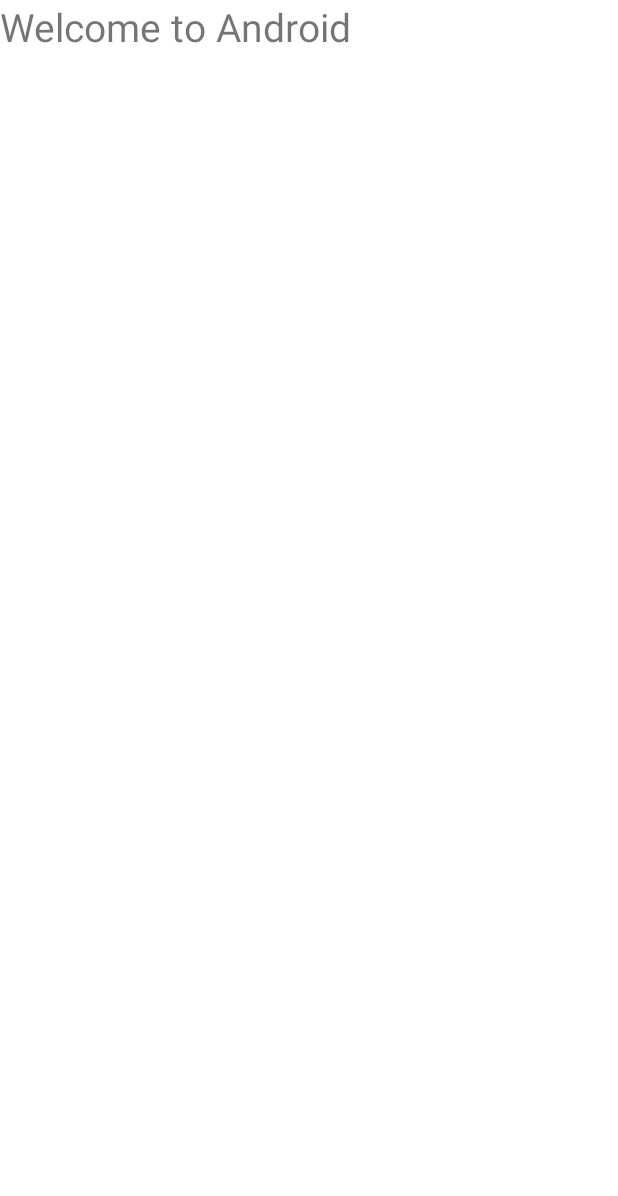
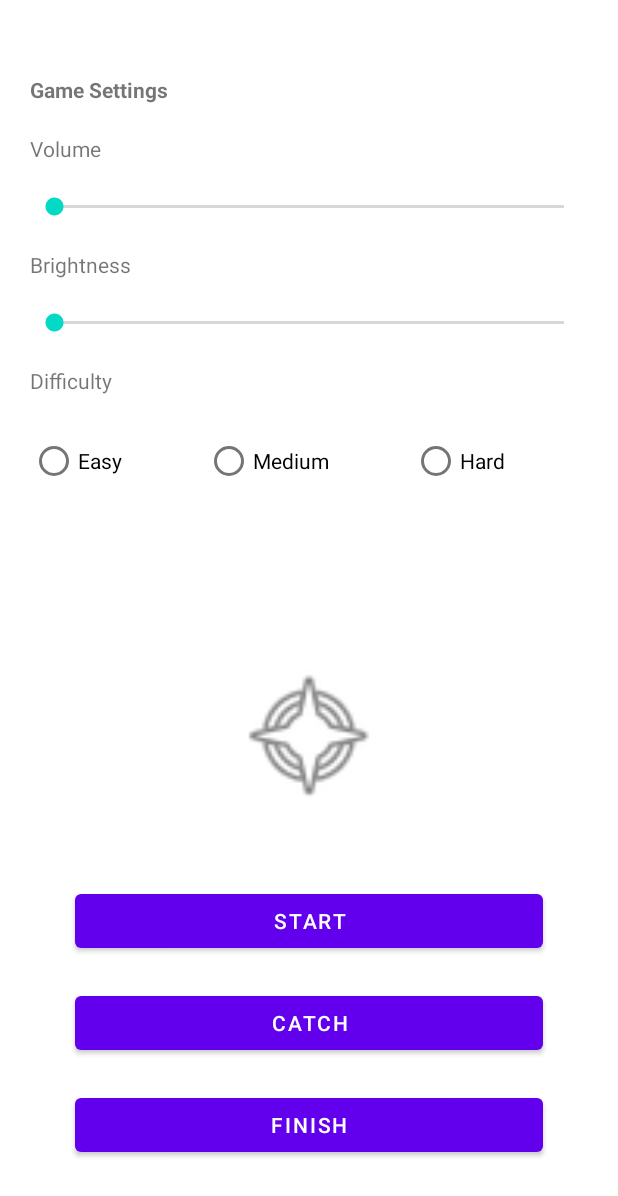
Before and after one commit to ATixonov/AndroidStartProject, an Android app: the layout second_layout.xml on its own in the app's theme, with its tools: preview values and no code run, on a phone screen of 412 x 824 dp. Shown: the top 1196 px of the screen. Run offline under Robolectric (Android 15) with nearby library versions, the phone set to English and light mode, and no system bars.

Commit message:
RelativeLayout example

```diff
--- a/app/src/main/res/layout/second_layout.xml
+++ b/app/src/main/res/layout/second_layout.xml
@@ -1,13 +1,176 @@
 <?xml version="1.0" encoding="utf-8"?>
-<androidx.constraintlayout.widget.ConstraintLayout
-    xmlns:android="http://schemas.android.com/apk/res/android"
+<RelativeLayout xmlns:android="http://schemas.android.com/apk/res/android"
+    xmlns:app="http://schemas.android.com/apk/res-auto"
+    xmlns:tools="http://schemas.android.com/tools"
     android:layout_width="match_parent"
     android:layout_height="match_parent">
 
-    <TextView
+    <!--<TextView
         android:id="@+id/header"
+        android:layout_width="0dp"
+        android:layout_height="0dp"
         android:text="Welcome to Android"
         android:textSize="26sp"
+        app:layout_constraintBottom_toBottomOf="parent"
+        app:layout_constraintEnd_toEndOf="parent"
+        app:layout_constraintStart_toStartOf="parent"
+        app:layout_constraintTop_toTopOf="parent" />-->
+
+    <TextView
+        android:id="@+id/textView"
+        android:layout_width="387dp"
+        android:layout_height="wrap_content"
+        android:layout_alignParentStart="true"
+        android:layout_alignParentTop="true"
+        android:layout_alignParentEnd="true"
+        android:layout_marginStart="20dp"
+        android:layout_marginTop="50dp"
+        android:layout_marginEnd="20dp"
+        android:text="Game Settings"
+        android:textStyle="bold" />
+
+    <TextView
+        android:id="@+id/textView2"
         android:layout_width="match_parent"
-        android:layout_height="match_parent"/>
-</androidx.constraintlayout.widget.ConstraintLayout>
+        android:layout_height="wrap_content"
+        android:layout_below="@+id/textView"
+        android:layout_alignStart="@+id/textView"
+        android:layout_alignEnd="@+id/textView"
+        android:layout_marginStart="0dp"
+        android:layout_marginTop="20dp"
+        android:layout_marginEnd="0dp"
+        android:text="Volume" />
+
+    <TextView
+        android:id="@+id/textView3"
+        android:layout_width="match_parent"
+        android:layout_height="wrap_content"
+        android:layout_below="@+id/seekBar"
+        android:layout_alignStart="@+id/textView"
+        android:layout_alignEnd="@+id/textView"
+        android:layout_marginStart="0dp"
+        android:layout_marginTop="20dp"
+        android:layout_marginEnd="0dp"
+        android:text="Brightness" />
+
+    <TextView
+        android:id="@+id/textView4"
+        android:layout_width="match_parent"
+        android:layout_height="wrap_content"
+        android:layout_below="@+id/seekBar2"
+        android:layout_alignStart="@+id/textView"
+        android:layout_alignEnd="@+id/textView"
+        android:layout_marginStart="0dp"
+        android:layout_marginTop="20dp"
+        android:layout_marginEnd="0dp"
+        android:text="Difficulty" />
+
+    <SeekBar
+        android:id="@+id/seekBar"
+        android:layout_width="match_parent"
+        android:layout_height="wrap_content"
+        android:layout_below="@+id/textView2"
+        android:layout_alignStart="@+id/textView2"
+        android:layout_alignEnd="@+id/textView2"
+        android:layout_marginStart="0dp"
+        android:layout_marginTop="20dp"
+        android:layout_marginEnd="0dp" />
+
+    <SeekBar
+        android:id="@+id/seekBar2"
+        android:layout_width="match_parent"
+        android:layout_height="wrap_content"
+        android:layout_below="@+id/textView3"
+        android:layout_alignStart="@+id/textView2"
+        android:layout_alignEnd="@+id/textView2"
+        android:layout_marginStart="0dp"
+        android:layout_marginTop="20dp"
+        android:layout_marginEnd="0dp" />
+
+    <RadioGroup
+        android:layout_width="match_parent"
+        android:layout_height="wrap_content"
+        android:layout_below="@+id/textView4"
+        android:layout_alignStart="@+id/textView4"
+        android:layout_alignEnd="@+id/textView4"
+        android:layout_marginStart="0dp"
+        android:layout_marginTop="20dp"
+        android:layout_marginEnd="0dp"
+        android:gravity="center_horizontal|center_vertical"
+        android:orientation="horizontal">
+
+        <RadioButton
+            android:id="@+id/radioButton"
+            android:layout_width="wrap_content"
+            android:layout_height="wrap_content"
+            android:layout_weight="1"
+            android:text="Easy" />
+
+        <RadioButton
+            android:id="@+id/radioButton2"
+            android:layout_width="wrap_content"
+            android:layout_height="wrap_content"
+            android:layout_weight="1"
+            android:text="Medium" />
+
+        <RadioButton
+            android:id="@+id/radioButton3"
+            android:layout_width="wrap_content"
+            android:layout_height="wrap_content"
+            android:layout_weight="1"
+            android:text="Hard" />
+
+    </RadioGroup>
+
+    <Button
+        android:id="@+id/button3"
+        android:layout_width="wrap_content"
+        android:layout_height="wrap_content"
+        android:layout_above="@+id/button4"
+        android:layout_alignParentStart="true"
+        android:layout_alignParentEnd="true"
+        android:layout_marginStart="50dp"
+        android:layout_marginTop="50dp"
+        android:layout_marginEnd="50dp"
+        android:layout_marginBottom="20dp"
+        android:layout_weight="1"
+        android:text="Start" />
+
+    <Button
+        android:id="@+id/button4"
+        android:layout_width="wrap_content"
+        android:layout_height="wrap_content"
+        android:layout_above="@+id/button5"
+        android:layout_alignParentStart="true"
+        android:layout_alignParentEnd="true"
+        android:layout_marginStart="50dp"
+        android:layout_marginEnd="50dp"
+        android:layout_marginBottom="20dp"
+        android:text="Catch" />
+
+    <Button
+        android:id="@+id/button5"
+        android:layout_width="wrap_content"
+        android:layout_height="wrap_content"
+        android:layout_alignParentStart="true"
+        android:layout_alignParentEnd="true"
+        android:layout_alignParentBottom="true"
+        android:layout_marginStart="50dp"
+        android:layout_marginEnd="50dp"
+        android:layout_marginBottom="50dp"
+        android:text="Finish" />
+
+    <ImageView
+        android:id="@+id/imageView2"
+        android:layout_width="wrap_content"
+        android:layout_height="100dp"
+        android:layout_above="@+id/button3"
+        android:layout_alignParentStart="true"
+        android:layout_alignParentEnd="true"
+        android:layout_marginStart="130dp"
+        android:layout_marginTop="0dp"
+        android:layout_marginEnd="130dp"
+        android:layout_marginBottom="0dp"
+        app:srcCompat="@android:drawable/ic_menu_compass" />
+
+</RelativeLayout>
```
